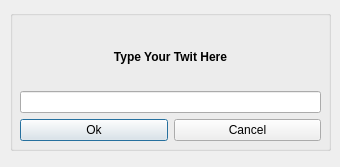
KarenMarkosyan/qttwitter, file Ui/sendTwit.ui: the form before one commit.
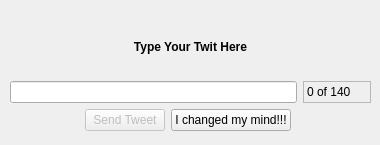
The form after the commit. Icons and pictures are not drawn.

Commit message: Changed Login Box and Send Twit Dialog box to enable and disable the fields, and minor changes in the UI. Later will implement the login ID checking features for removing spaces and other chars. send tweet field has some features like removing extra spaces from the message.

```diff
--- a/Ui/sendTwit.ui
+++ b/Ui/sendTwit.ui
@@ -1,12 +1,12 @@
 <ui version="4.0" >
  <class>sendTwitDialog</class>
- <widget class="QDialog" name="sendTwitDialog" >
-  <property name="geometry" >
+ <widget class="QDialog" name="sendTwitDialog">
+  <property name="geometry">
    <rect>
     <x>0</x>
     <y>0</y>
-    <width>340</width>
-    <height>167</height>
+    <width>380</width>
+    <height>145</height>
    </rect>
   </property>
   <property name="sizePolicy" >
@@ -15,82 +15,130 @@
     <verstretch>0</verstretch>
    </sizepolicy>
   </property>
-  <property name="maximumSize" >
+  <property name="maximumSize">
    <size>
-    <width>340</width>
-    <height>167</height>
+    <width>380</width>
+    <height>145</height>
    </size>
   </property>
   <property name="windowTitle" >
    <string>Dialog</string>
   </property>
-  <widget class="QGroupBox" name="groupBox" >
-   <property name="geometry" >
+  <property name="windowIcon">
+   <iconset resource="../images/images.qrc">
+    <normaloff>:/twitter/im-status-message-edit.svg</normaloff>:/twitter/im-status-message-edit.svg</iconset>
+  </property>
+  <widget class="QWidget" name="gridLayoutWidget">
+   <property name="geometry">
     <rect>
      <x>10</x>
-     <y>10</y>
-     <width>321</width>
-     <height>141</height>
+     <y>20</y>
+     <width>361</width>
+     <height>111</height>
     </rect>
    </property>
-   <property name="title" >
-    <string/>
-   </property>
-   <widget class="QWidget" name="gridLayoutWidget" >
-    <property name="geometry" >
-     <rect>
-      <x>10</x>
-      <y>20</y>
-      <width>301</width>
-      <height>111</height>
-     </rect>
-    </property>
-    <layout class="QGridLayout" name="gridLayout" >
-     <item row="2" column="0" >
-      <widget class="QPushButton" name="pushButton" >
-       <property name="text" >
-        <string>Ok</string>
-       </property>
-      </widget>
-     </item>
-     <item row="2" column="1" >
-      <widget class="QPushButton" name="pushButton_2" >
-       <property name="text" >
-        <string>Cancel</string>
-       </property>
-      </widget>
-     </item>
-     <item row="1" column="0" colspan="2" >
-      <widget class="QLineEdit" name="twitLineEdit" >
-       <property name="maxLength" >
-        <number>140</number>
-       </property>
-       <property name="frame" >
-        <bool>true</bool>
-       </property>
-       <property name="dragEnabled" >
-        <bool>true</bool>
-       </property>
-      </widget>
-     </item>
-     <item row="0" column="0" colspan="2" >
-      <widget class="QLabel" name="label" >
-       <property name="text" >
-        <string>&lt;B>Type Your Twit Here&lt;/B></string>
-       </property>
-       <property name="textFormat" >
-        <enum>Qt::RichText</enum>
-       </property>
-       <property name="scaledContents" >
-        <bool>true</bool>
-       </property>
-       <property name="alignment" >
-        <set>Qt::AlignCenter</set>
-       </property>
-      </widget>
-     </item>
-    </layout>
-   </widget>
+   <layout class="QGridLayout" name="gridLayout">
+    <item row="1" column="0" colspan="5">
+     <widget class="QLineEdit" name="twitLineEdit">
+      <property name="maxLength">
+       <number>140</number>
+      </property>
+      <property name="frame">
+       <bool>true</bool>
+      </property>
+      <property name="dragEnabled">
+       <bool>true</bool>
+      </property>
+     </widget>
+    </item>
+    <item row="0" column="0" colspan="7">
+     <widget class="QLabel" name="label">
+      <property name="text">
+       <string>&lt;B&gt;Type Your Twit Here&lt;/B&gt;</string>
+      </property>
+      <property name="textFormat">
+       <enum>Qt::RichText</enum>
+      </property>
+      <property name="scaledContents">
+       <bool>true</bool>
+      </property>
+      <property name="alignment">
+       <set>Qt::AlignCenter</set>
+      </property>
+     </widget>
+    </item>
+    <item row="1" column="5" colspan="2">
+     <widget class="QLabel" name="charsLeft">
+      <property name="enabled">
+       <bool>true</bool>
+      </property>
+      <property name="toolTip">
+       <string>No. of characters entered</string>
+      </property>
+      <property name="layoutDirection">
+       <enum>Qt::LeftToRight</enum>
+      </property>
+      <property name="autoFillBackground">
+       <bool>true</bool>
+      </property>
+      <property name="frameShape">
+       <enum>QFrame::StyledPanel</enum>
+      </property>
+      <property name="frameShadow">
+       <enum>QFrame::Sunken</enum>
+      </property>
+      <property name="text">
+       <string>0 of 140</string>
+      </property>
+      <property name="textFormat">
+       <enum>Qt::PlainText</enum>
+      </property>
+     </widget>
+    </item>
+    <item row="2" column="0">
+     <spacer name="horizontalSpacer_2">
+      <property name="orientation">
+       <enum>Qt::Horizontal</enum>
+      </property>
+      <property name="sizeHint" stdset="0">
+       <size>
+        <width>40</width>
+        <height>20</height>
+       </size>
+      </property>
+     </spacer>
+    </item>
+    <item row="2" column="2">
+     <widget class="QPushButton" name="pushButton">
+      <property name="enabled">
+       <bool>false</bool>
+      </property>
+      <property name="text">
+       <string>Send Tweet</string>
+      </property>
+     </widget>
+    </item>
+    <item row="2" column="6">
+     <spacer name="horizontalSpacer">
+      <property name="orientation">
+       <enum>Qt::Horizontal</enum>
+      </property>
+      <property name="sizeHint" stdset="0">
+       <size>
+        <width>40</width>
+        <height>20</height>
+       </size>
+      </property>
+     </spacer>
+    </item>
+    <item row="2" column="3">
+     <widget class="QPushButton" name="pushButton_2">
+      <property name="text">
+       <string>I changed my mind!!!</string>
+      </property>
+     </widget>
+    </item>
+   </layout>
   </widget>
  </widget>
  <resources/>
```
Left out of the diff: 23 changed lines with no effect on the pictures. The commit also changes 11 other files.
